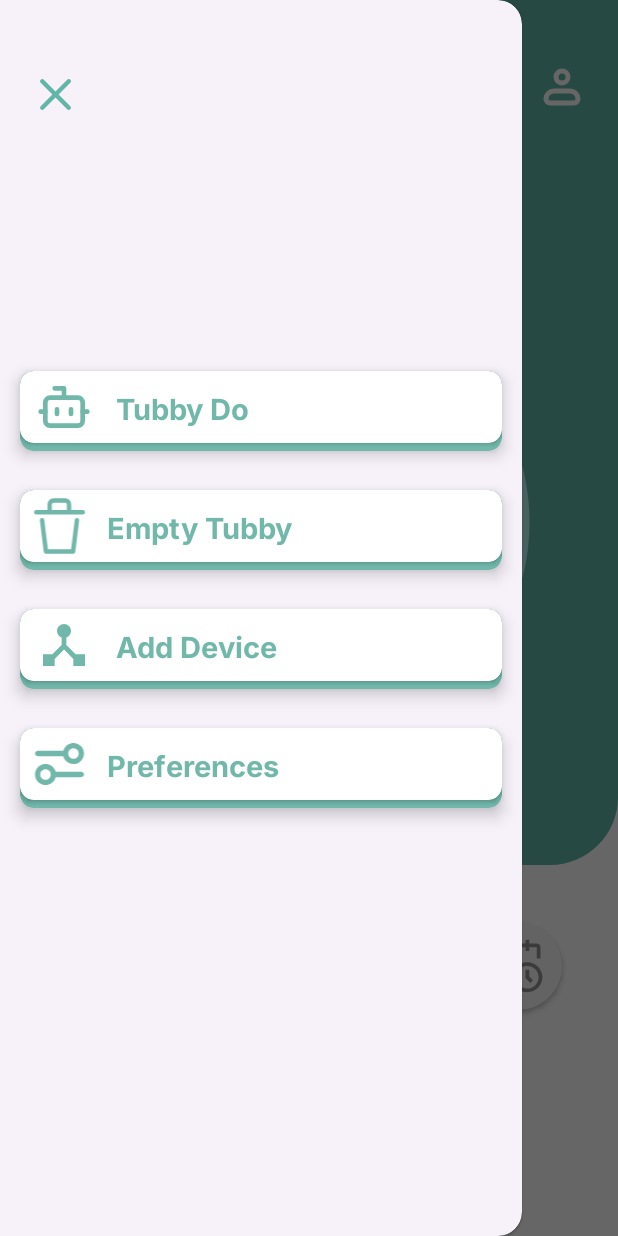
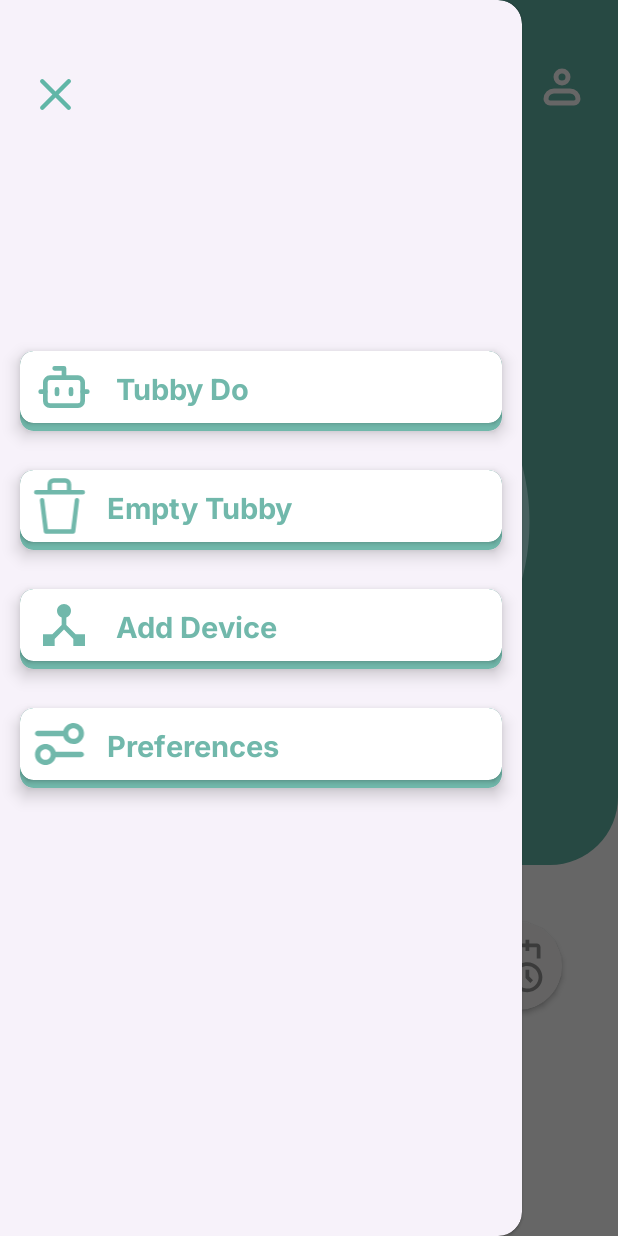
Before and after one commit to TechiEco-Solutions/TE-Android-App, an Android app: the screen it shows after launch (MainActivity), with the side drawer open, on a phone screen of 412 x 824 dp. Run offline under Robolectric (Android 15) with nearby library versions, the phone set to English and light mode, and no system bars; our stand-ins replace sdp/ssp sizes.

Commit message:
main layout updated

```diff
--- a/app/src/main/res/layout/activity_main.xml
+++ b/app/src/main/res/layout/activity_main.xml
@@ -275,7 +275,7 @@
         android:id="@+id/drawer_rv"
         android:layout_width="match_parent"
         android:layout_height="match_parent"
-        android:layout_marginTop="@dimen/_170sdp"
+        android:layout_marginTop="@dimen/_160sdp"
         />
 
 
```
